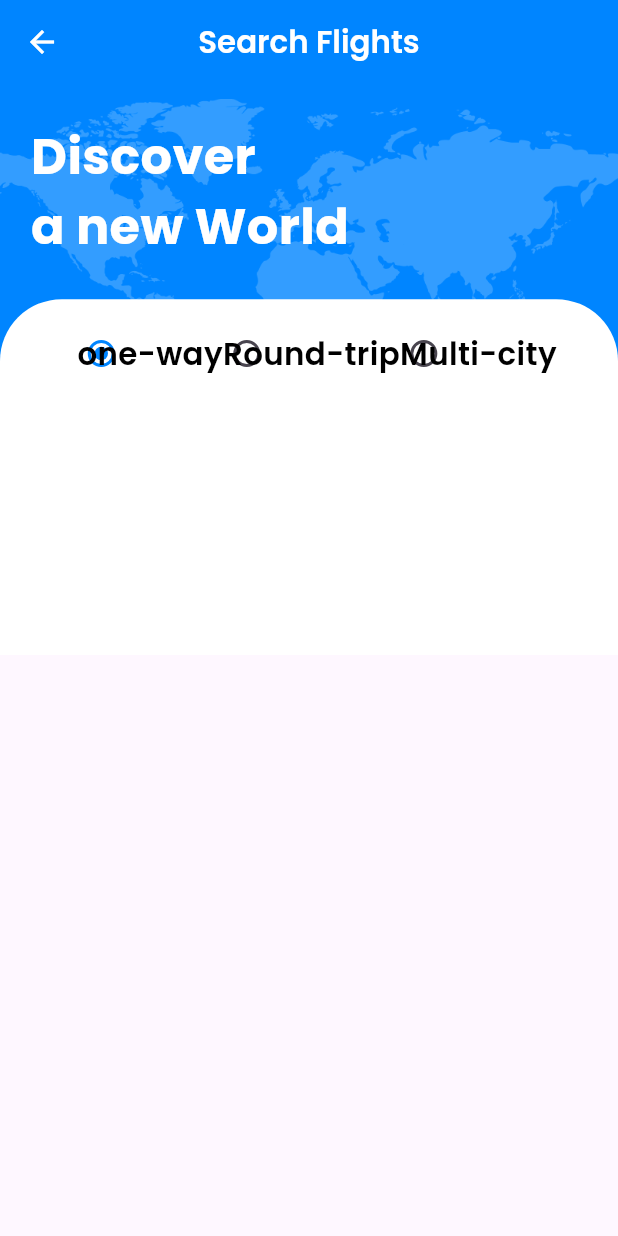
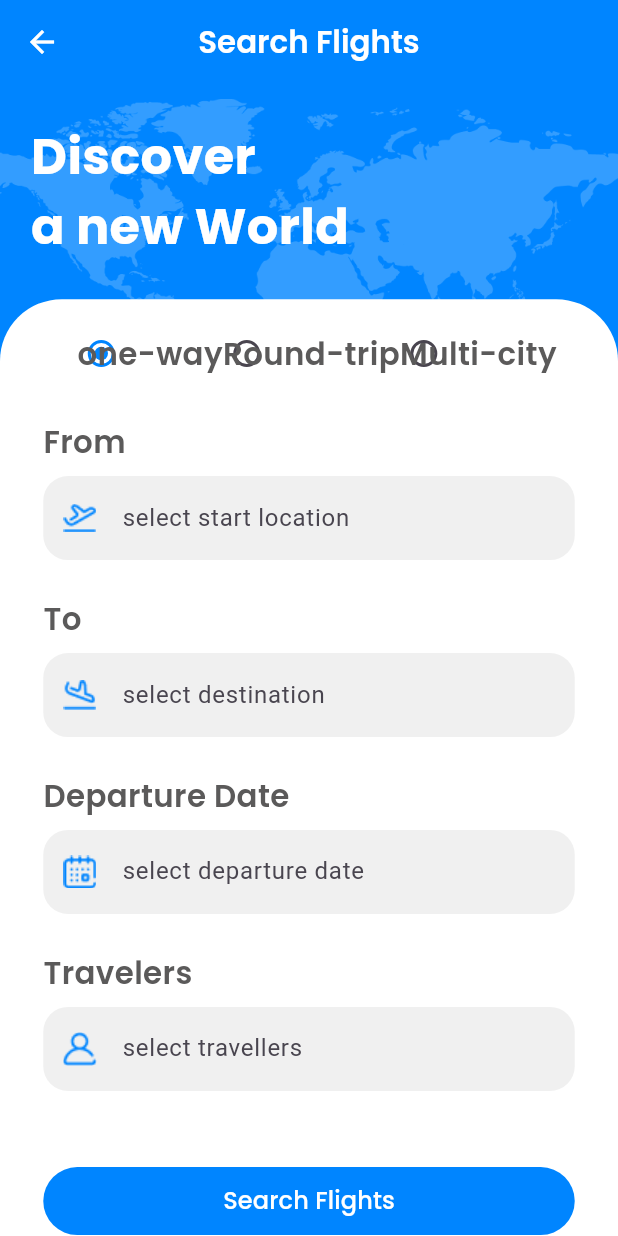
Before and after one commit to MetoIsTheKing/Graduation-Project-2025, a Flutter app: the screen it shows after launch, on a phone screen of 412 x 824 dp. Run offline on Flutter 3.47's test engine with Material 3 defaults, Android fonts, the phone set to English and light mode, and no system bars; our stand-ins replace bloc, connectivity_plus, country_picker, device_preview, dio, flutter_bloc and 3 more; missing offline and left inert: dot_curved_bottom_nav.

Commit message:
flights in progress

```diff
--- a/lib/core/utils/app_colors.dart
+++ b/lib/core/utils/app_colors.dart
@@ -5,5 +5,7 @@ class AppColors {
   static const Color appDarkBlue = Color(0xFF0D1634);
   static const Color appYellow = Color(0xFFFFC727);
   static const Color appGrey = Color(0xFFE5E5E5);
+  static const Color appLighterGrey = Color(0xFFF0F0F0);
   static const Color appDarkGrey = Color.fromARGB(255, 138, 137, 137);
+  static const Color appBlack = Color.fromARGB(255, 91, 90, 90);
 }
--- a/lib/features/home/explore/flights/presentation/flights_utils.dart
+++ b/lib/features/home/explore/flights/presentation/flights_utils.dart
@@ -2,6 +2,7 @@ import 'package:flutter/material.dart';
 import 'package:graduation_project_2025/config/dependency_injection/di.dart';
 import 'package:graduation_project_2025/config/theming/text_styles.dart';
 import 'package:graduation_project_2025/core/responsive/Models/device_info.dart';
+import 'package:graduation_project_2025/core/utils/app_colors.dart';
 
 class FlightsUtils {
   static final deviceInfo = getIt<DeviceInfo>();
@@ -10,9 +11,12 @@ class FlightsUtils {
   static final titleStyle = TextStyles.semiBold18(deviceInfo, Colors.white);
   static final subTitleStyle = TextStyles.bold34(deviceInfo, Colors.white);
   static final radiotileTextStyle =
-      TextStyles.semiBold18(deviceInfo, Colors.black);
+      TextStyles.semiBold18(deviceInfo, AppColors.appBlack);
+  static final fieldLabelStyle =
+      TextStyles.semiBold18(deviceInfo, AppColors.appBlack);
 
   //Dimensions
   static final backGroundBorderRadius = deviceInfo.screenHeight * 0.05;
   static final radioTilesRowWidth = deviceInfo.screenWidth * 0.75;
+  static final double fieldBorderRaduis = deviceInfo.screenHeight * 0.02;
 }
--- a/lib/features/home/explore/flights/presentation/pages/flights_screen.dart
+++ b/lib/features/home/explore/flights/presentation/pages/flights_screen.dart
@@ -1,7 +1,9 @@
 import 'package:flutter/material.dart';
 import 'package:graduation_project_2025/core/responsive/ui_component/info_widget.dart';
+import 'package:graduation_project_2025/core/shared_components/custom_rounded_button.dart';
 import 'package:graduation_project_2025/core/utils/app_colors.dart';
 import 'package:graduation_project_2025/features/home/explore/flights/presentation/flights_utils.dart';
+import 'package:graduation_project_2025/features/home/explore/flights/presentation/widgets/flights_field.dart';
 import 'package:graduation_project_2025/features/home/explore/flights/presentation/widgets/radio_tiles_row.dart';
 
 class FlightsScreen extends StatefulWidget {
@@ -13,6 +15,8 @@ class FlightsScreen extends StatefulWidget {
 
 class _FlightsScreenState extends State<FlightsScreen> {
   String? selectedFlightType = 'option1';
+  TextEditingController? fromController;
+  TextEditingController? toController;
 
   void onSelectedFlightType(String? value) {
     setState(() {
@@ -72,17 +76,101 @@ class _FlightsScreenState extends State<FlightsScreen> {
                               FlightsUtils.backGroundBorderRadius),
                         ),
                       ),
+                      child: Form(
                         child: Column(
                           children: [
                             SizedBox(
                               width: FlightsUtils.radioTilesRowWidth,
                               child: RadioTilesRow(
                                 selectedFlightType: selectedFlightType,
-                                  onSelectedFlightType: onSelectedFlightType)),
+                                onSelectedFlightType: onSelectedFlightType,
+                              ),
+                            ),
+                            SizedBox(
+                              height: deviceInfo.screenHeight * 0.02,
+                            ),
+                            Padding(
+                              padding: EdgeInsets.symmetric(
+                                  horizontal: deviceInfo.screenWidth * 0.05),
+                              child: Column(
+                                mainAxisAlignment: MainAxisAlignment.start,
+                                crossAxisAlignment: CrossAxisAlignment.start,
+                                children: [
+                                  Text(
+                                    'From',
+                                    style: FlightsUtils.fieldLabelStyle,
+                                  ),
+                                  SizedBox(
+                                    height: deviceInfo.screenHeight * 0.01,
+                                  ),
+                                  FlightsField(
+                                    controller: fromController,
+                                    prefixIcon: 'assets/images/flight_from.png',
+                                    label: 'select start location',
+                                  ),
+                                  SizedBox(
+                                    height: deviceInfo.screenHeight * 0.03,
+                                  ),
+                                  Text(
+                                    'To',
+                                    style: FlightsUtils.fieldLabelStyle,
+                                  ),
+                                  SizedBox(
+                                    height: deviceInfo.screenHeight * 0.01,
+                                  ),
+                                  FlightsField(
+                                    controller: fromController,
+                                    prefixIcon: 'assets/images/flight_to.png',
+                                    label: 'select destination',
+                                  ),
+                                  SizedBox(
+                                    height: deviceInfo.screenHeight * 0.03,
+                                  ),
+                                  Text(
+                                    'Departure Date',
+                                    style: FlightsUtils.fieldLabelStyle,
+                                  ),
+                                  SizedBox(
+                                    height: deviceInfo.screenHeight * 0.01,
+                                  ),
+                                  FlightsField(
+                                      controller: fromController,
+                                      prefixIcon:
+                                          'assets/images/flights_calender.png',
+                                      label: 'select departure date'),
+                                  SizedBox(
+                                    height: deviceInfo.screenHeight * 0.03,
+                                  ),
+                                  Text(
+                                    'Travelers',
+                                    style: FlightsUtils.fieldLabelStyle,
+                                  ),
+                                  SizedBox(
+                                    height: deviceInfo.screenHeight * 0.01,
+                                  ),
+                                  FlightsField(
+                                      controller: fromController,
+                                      prefixIcon:
+                                          'assets/images/flights_traveller.png',
+                                      label: 'select travellers'),
+                                  SizedBox(
+                                    height: deviceInfo.screenHeight * 0.05,
+                                  ),
+                                  CustomRoundedButton(
+                                    deviceInfo: deviceInfo,
+                                    label: 'Search Flights',
+                                    backgroundColor: AppColors.appBlue,
+                                    onPressed: () {},
+                                    textColor: Colors.white,
+                                  )
+                                ],
+                              ),
+                            ),
                             SizedBox(
                               height: deviceInfo.screenHeight * 0.2,
                             )
                           ],
+                        ),
                       ),
                     )
                   ],
--- /dev/null
+++ b/lib/features/home/explore/flights/presentation/widgets/flights_field.dart
@@ -0,0 +1,57 @@
+import 'package:flutter/material.dart';
+import 'package:graduation_project_2025/config/dependency_injection/di.dart';
+import 'package:graduation_project_2025/core/responsive/Models/device_info.dart';
+import 'package:graduation_project_2025/core/utils/app_colors.dart';
+import 'package:graduation_project_2025/features/home/explore/flights/presentation/flights_utils.dart';
+
+class FlightsField extends StatelessWidget {
+  final TextEditingController? controller;
+  final String prefixIcon;
+  final String label;
+  const FlightsField({
+    super.key,
+    required this.controller,
+    required this.prefixIcon,
+    required this.label,
+  });
+
+  @override
+  Widget build(BuildContext context) {
+    final deviceInfo = getIt<DeviceInfo>();
+    return GestureDetector(
+      onTap: () {
+        print("TextField tapped!");
+        // You can add custom actions here
+      },
+      child: AbsorbPointer(
+        // Prevents keyboard from showing up
+        child: TextFormField(
+            controller: controller,
+            readOnly: true, // Ensures user can't type
+            decoration: InputDecoration(
+              filled: true,
+              fillColor: AppColors.appLighterGrey,
+              hintText: label,
+              border: OutlineInputBorder(),
+              enabledBorder: OutlineInputBorder(
+                borderRadius: BorderRadius.circular(
+                  FlightsUtils.fieldBorderRaduis,
+                ),
+                borderSide: BorderSide(color: Colors.transparent),
+              ),
+              prefixIcon: Padding(
+                padding: EdgeInsets.symmetric(
+                  horizontal: deviceInfo.screenWidth * 0.03,
+                  vertical: deviceInfo.screenHeight * 0.01,
+                ), // Adjust padding as needed
+                child: Image.asset(
+                  prefixIcon,
+                  width: 24, // Adjust size if needed
+                  height: 24,
+                ),
+              ),
+            )),
+      ),
+    );
+  }
+}
```
Also changed, not shown: assets/images/flight_from.png (added), assets/images/flight_to.png (added), assets/images/flights_calender.png (added), assets/images/flights_traveller.png (added). Lines whose indentation alone changed are shown as unchanged.
